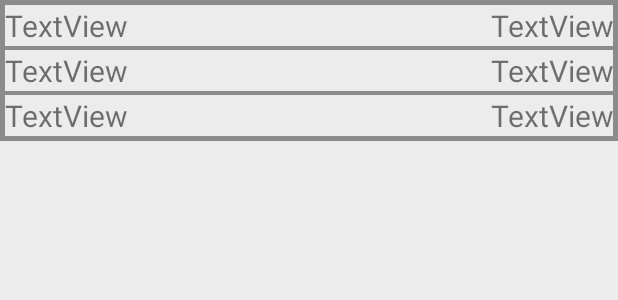
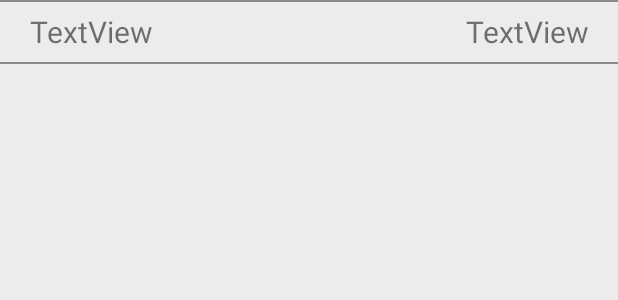
Before and after one commit to avkabanov/myScheduler, an Android app: the layout actions_table_template.xml on its own in the app's theme, with its tools: preview values and no code run, on a phone screen of 412 x 824 dp. Shown: the top 300 px of the screen. Run offline under Robolectric (Android 15) with nearby library versions, the phone set to English and light mode, and no system bars.

Commit message:
changed bg colour of the main content, changed style of actions row

```diff
--- a/app/src/main/res/layout/actions_table_template.xml
+++ b/app/src/main/res/layout/actions_table_template.xml
@@ -12,22 +12,32 @@
         android:layout_height="wrap_content"
         android:layout_weight="0"
         android:background="@color/TableBgColor"
-        android:gravity="top"
-        android:padding="2dp">
+        android:gravity="top">
 
         <TableRow
             android:id="@+id/table_row"
             android:layout_width="match_parent"
+            android:layout_marginBottom="1dp"
+            android:layout_marginLeft="0dp"
+            android:layout_marginRight="0dp"
+            android:layout_marginTop="1dp"
+            android:background="#ececec"
+            android:minHeight="40dp"
+            tools:padding="10dp">
+
+            <TableRow
+                android:layout_width="match_parent"
                 android:layout_height="match_parent"
-            android:layout_margin="1dp"
-            android:background="#ececec"
-            tools:padding="10dp">
+                android:layout_weight="1"
+                android:gravity="center_vertical|fill_horizontal">
 
                 <TextView
                     android:id="@+id/action_name"
                     android:layout_width="wrap_content"
                     android:layout_height="wrap_content"
+                    android:layout_marginLeft="20dp"
                     android:ellipsize="end"
+                    android:gravity="center_vertical"
                     android:maxLines="1"
                     android:text="TextView"
                     android:textSize="20sp" />
@@ -36,62 +46,14 @@
                     android:id="@+id/action_due_date"
                     android:layout_width="wrap_content"
                     android:layout_height="wrap_content"
+                    android:layout_marginRight="20dp"
                     android:layout_weight="1"
-                android:gravity="right"
-                android:text="TextView"
-                android:textSize="20sp" />
-        </TableRow>
-
-        <TableRow
-            android:layout_width="match_parent"
-            android:layout_height="match_parent"
-            android:layout_margin="1dp"
-            android:background="#ececec"
-            tools:padding="10dp">
-
-            <TextView
-                android:id="@+id/textView"
-                android:layout_width="wrap_content"
-                android:layout_height="wrap_content"
-                android:ellipsize="end"
-                android:maxLines="1"
+                    android:gravity="right|center_vertical"
                     android:text="TextView"
                     android:textSize="20sp" />
 
-            <TextView
-                android:id="@+id/textView2"
-                android:layout_width="wrap_content"
-                android:layout_height="wrap_content"
-                android:layout_weight="1"
-                android:gravity="right"
-                android:text="TextView"
-                android:textSize="20sp" />
             </TableRow>
 
-        <TableRow
-            android:layout_width="match_parent"
-            android:layout_height="match_parent"
-            android:layout_margin="1dp"
-            android:background="#ececec"
-            tools:padding="10dp">
-
-            <TextView
-                android:id="@+id/textView"
-                android:layout_width="wrap_content"
-                android:layout_height="wrap_content"
-                android:ellipsize="end"
-                android:maxLines="1"
-                android:text="TextView"
-                android:textSize="20sp" />
-
-            <TextView
-                android:id="@+id/textView2"
-                android:layout_width="wrap_content"
-                android:layout_height="wrap_content"
-                android:layout_weight="1"
-                android:gravity="right"
-                android:text="TextView"
-                android:textSize="20sp" />
         </TableRow>
 
     </TableLayout>
--- a/app/src/main/res/layout/content_main.xml
+++ b/app/src/main/res/layout/content_main.xml
@@ -12,5 +12,6 @@
         android:id="@+id/content_main_layout"
         android:layout_width="match_parent"
         android:layout_height="match_parent"
+        android:background="#ececec"
         android:orientation="vertical"></LinearLayout>
 </android.support.constraint.ConstraintLayout>
```
Lines whose indentation alone changed are shown as unchanged.
